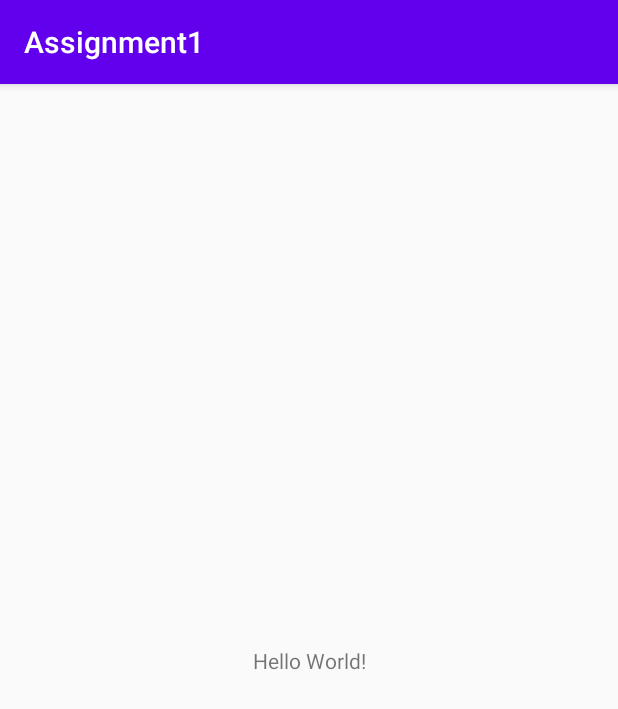
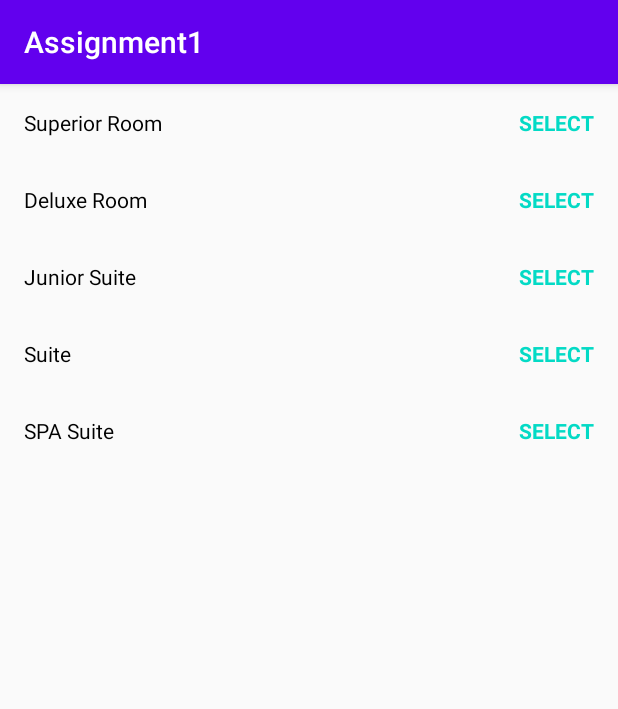
Before and after one commit to AmjadFayad/Mobile-Application, an Android app: the screen it shows after launch (MainActivity), on a phone screen of 412 x 824 dp. Shown: the top 709 px of the screen. Run offline under Robolectric (Android 15) with nearby library versions, the phone set to English and light mode, and no system bars.

Commit message:
main activity completed

```diff
--- a/Assignment_1/app/build.gradle
+++ b/Assignment_1/app/build.gradle
@@ -31,4 +31,5 @@ dependencies {
     testImplementation 'junit:junit:4.12'
     androidTestImplementation 'androidx.test.ext:junit:1.1.1'
     androidTestImplementation 'androidx.test.espresso:espresso-core:3.2.0'
+    implementation 'androidx.recyclerview:recyclerview:1.1.0'
 }
--- a/Assignment_1/app/src/main/AndroidManifest.xml
+++ b/Assignment_1/app/src/main/AndroidManifest.xml
@@ -9,6 +9,7 @@
         android:roundIcon="@mipmap/ic_launcher_round"
         android:supportsRtl="true"
         android:theme="@style/AppTheme">
+        <activity android:name=".view.ReservationActivity"></activity>
         <activity android:name=".MainActivity">
             <intent-filter>
                 <action android:name="android.intent.action.MAIN" />
--- a/Assignment_1/app/src/main/java/dev/rodrigomorales/assignment1/MainActivity.java
+++ b/Assignment_1/app/src/main/java/dev/rodrigomorales/assignment1/MainActivity.java
@@ -1,14 +1,59 @@
 package dev.rodrigomorales.assignment1;
 
 import androidx.appcompat.app.AppCompatActivity;
+import androidx.recyclerview.widget.LinearLayoutManager;
+import androidx.recyclerview.widget.RecyclerView;
 
 import android.os.Bundle;
 
+import java.util.ArrayList;
+import java.util.List;
+
+import dev.rodrigomorales.assignment1.adapters.RoomsRVAdapter;
+import dev.rodrigomorales.assignment1.models.Room;
+
 public class MainActivity extends AppCompatActivity {
+
+    private RecyclerView roomsRecyclerView;
 
     @Override
     protected void onCreate(Bundle savedInstanceState) {
         super.onCreate(savedInstanceState);
         setContentView(R.layout.activity_main);
+
+        roomsRecyclerView = findViewById(R.id.rv_main);
+        List<Room> rooms = generateRooms();
+
+        recyclerViewSetup(rooms);
+    }
+
+    private List<Room> generateRooms() {
+
+        List<Room> rooms = new ArrayList<>();
+
+        Room room1 = new Room("Superior Room", 155, "just a room");
+        rooms.add(room1);
+
+        Room room2 = new Room("Deluxe Room", 185, "a room but deluxe");
+        rooms.add(room2);
+
+        Room room3 = new Room("Junior Suite", 245, "expensive room");
+        rooms.add(room3);
+
+        Room room4 = new Room("Suite", 285, "expensive room");
+        rooms.add(room4);
+
+        Room room5 = new Room("SPA Suite", 370, "costs 2 kidneys");
+        rooms.add(room5);
+
+        return rooms;
+    }
+
+    private void recyclerViewSetup(List<Room> rooms) {
+
+        roomsRecyclerView.setLayoutManager(new LinearLayoutManager(getApplicationContext()));
+
+        RoomsRVAdapter adapter = new RoomsRVAdapter(rooms);
+        roomsRecyclerView.setAdapter(adapter);
     }
 }
--- /dev/null
+++ b/Assignment_1/app/src/main/java/dev/rodrigomorales/assignment1/adapters/RoomsRVAdapter.java
@@ -0,0 +1,77 @@
+package dev.rodrigomorales.assignment1.adapters;
+
+import android.content.Intent;
+import android.view.LayoutInflater;
+import android.view.View;
+import android.view.ViewGroup;
+import android.widget.TextView;
+
+import androidx.annotation.NonNull;
+import androidx.recyclerview.widget.RecyclerView;
+
+import java.util.List;
+
+import dev.rodrigomorales.assignment1.R;
+import dev.rodrigomorales.assignment1.models.Room;
+import dev.rodrigomorales.assignment1.view.ReservationActivity;
+
+public class RoomsRVAdapter extends RecyclerView.Adapter<RoomsRVAdapter.RoomsHolder> {
+
+    private List<Room> rooms;
+
+    public RoomsRVAdapter(List<Room> rooms) {
+        this.rooms = rooms;
+    }
+
+    @NonNull
+    @Override
+    public RoomsHolder onCreateViewHolder(@NonNull ViewGroup parent, int viewType) {
+        View view = LayoutInflater.from(parent.getContext()).inflate(R.layout.item_room, parent,false);
+        return new RoomsHolder(view);
+    }
+
+    @Override
+    public void onBindViewHolder(@NonNull RoomsHolder holder, int position) {
+
+        final Room currentRoom = rooms.get(position);
+        holder.bind(currentRoom);
+    }
+
+    @Override
+    public int getItemCount() {
+        return rooms.size();
+    }
+
+    class RoomsHolder extends RecyclerView.ViewHolder {
+
+        private TextView roomName;
+
+        public RoomsHolder(@NonNull final View itemView) {
+            super(itemView);
+
+            roomName = itemView.findViewById(R.id.tv_room_name);
+        }
+
+        void bind(final Room room) {
+            roomName.setText(room.getName());
+
+            itemView.setOnClickListener(new View.OnClickListener() {
+                @Override
+                public void onClick(View v) {
+                    Intent i = new Intent(itemView.getContext(), ReservationActivity.class);
+                    i.putExtra("room", room);
+                    itemView.getContext().startActivity(i);
+                }
+            });
+        }
+    }
+
+    /**
+     * In case you want to add to the list of rooms
+     * @param rooms to be added
+     */
+    public void appendRooms(List<Room> rooms) {
+        rooms.addAll(rooms);
+        notifyDataSetChanged();
+    }
+}
--- /dev/null
+++ b/Assignment_1/app/src/main/java/dev/rodrigomorales/assignment1/models/Room.java
@@ -0,0 +1,64 @@
+package dev.rodrigomorales.assignment1.models;
+
+import android.content.Intent;
+import android.os.Parcel;
+import android.os.Parcelable;
+
+public class Room implements Parcelable {
+
+    private String name;
+    private Integer costPerNight;
+    private String roomType;
+
+    public Room(String name, Integer costPerNight, String roomType) {
+        this.name = name;
+        this.costPerNight = costPerNight;
+        this.roomType = roomType;
+    }
+
+    protected Room(Parcel in) {
+        name = in.readString();
+        if (in.readByte() == 0) {
+            costPerNight = null;
+        } else {
+            costPerNight = in.readInt();
+        }
+        roomType = in.readString();
+    }
+
+    public static final Creator<Room> CREATOR = new Creator<Room>() {
+        @Override
+        public Room createFromParcel(Parcel in) {
+            return new Room(in);
+        }
+
+        @Override
+        public Room[] newArray(int size) {
+            return new Room[size];
+        }
+    };
+
+    public String getName() {
+        return name;
+    }
+
+    public Integer getCostPerNight() {
+        return costPerNight;
+    }
+
+    public String getRoomType() {
+        return roomType;
+    }
+
+    @Override
+    public int describeContents() {
+        return 0;
+    }
+
+    @Override
+    public void writeToParcel(Parcel dest, int flags) {
+        dest.writeString(name);
+        dest.writeInt(costPerNight);
+        dest.writeString(roomType);
+    }
+}
--- a/Assignment_1/app/src/main/res/layout/activity_main.xml
+++ b/Assignment_1/app/src/main/res/layout/activity_main.xml
@@ -6,13 +6,13 @@
     android:layout_height="match_parent"
     tools:context=".MainActivity">
 
-    <TextView
-        android:layout_width="wrap_content"
+    <androidx.recyclerview.widget.RecyclerView
+        android:id="@+id/rv_main"
+        android:layout_width="match_parent"
         android:layout_height="wrap_content"
-        android:text="Hello World!"
-        app:layout_constraintBottom_toBottomOf="parent"
-        app:layout_constraintLeft_toLeftOf="parent"
-        app:layout_constraintRight_toRightOf="parent"
-        app:layout_constraintTop_toTopOf="parent" />
+        app:layout_constraintEnd_toEndOf="parent"
+        app:layout_constraintStart_toStartOf="parent"
+        app:layout_constraintTop_toTopOf="parent"
+        tools:listitem="@layout/item_room"/>
 
 </androidx.constraintlayout.widget.ConstraintLayout>
--- /dev/null
+++ b/Assignment_1/app/src/main/res/layout/item_room.xml
@@ -0,0 +1,27 @@
+<?xml version="1.0" encoding="utf-8"?>
+<RelativeLayout
+    xmlns:android="http://schemas.android.com/apk/res/android"
+    android:layout_width="match_parent"
+    android:layout_height="wrap_content">
+
+    <TextView
+        android:id="@+id/tv_room_name"
+        android:layout_width="wrap_content"
+        android:layout_height="wrap_content"
+        android:layout_alignParentStart="true"
+        android:layout_margin="16dp"
+        android:textColor="#000"
+        android:text="Room Name"/>
+
+    <TextView
+        android:layout_width="wrap_content"
+        android:layout_height="wrap_content"
+        android:layout_alignParentEnd="true"
+        android:layout_margin="16dp"
+        android:clickable="true"
+        android:textAllCaps="true"
+        android:textColor="@color/colorAccent"
+        android:textStyle="bold"
+        android:text="Select"/>
+
+</RelativeLayout>
```
Also changed, not shown: Assignment_1/app/src/main/java/dev/rodrigomorales/assignment1/view/ReservationActivity.java (added, +28 -0 lines), Assignment_1/app/src/main/res/layout/activity_reservation.xml (added, +87 -0 lines).
